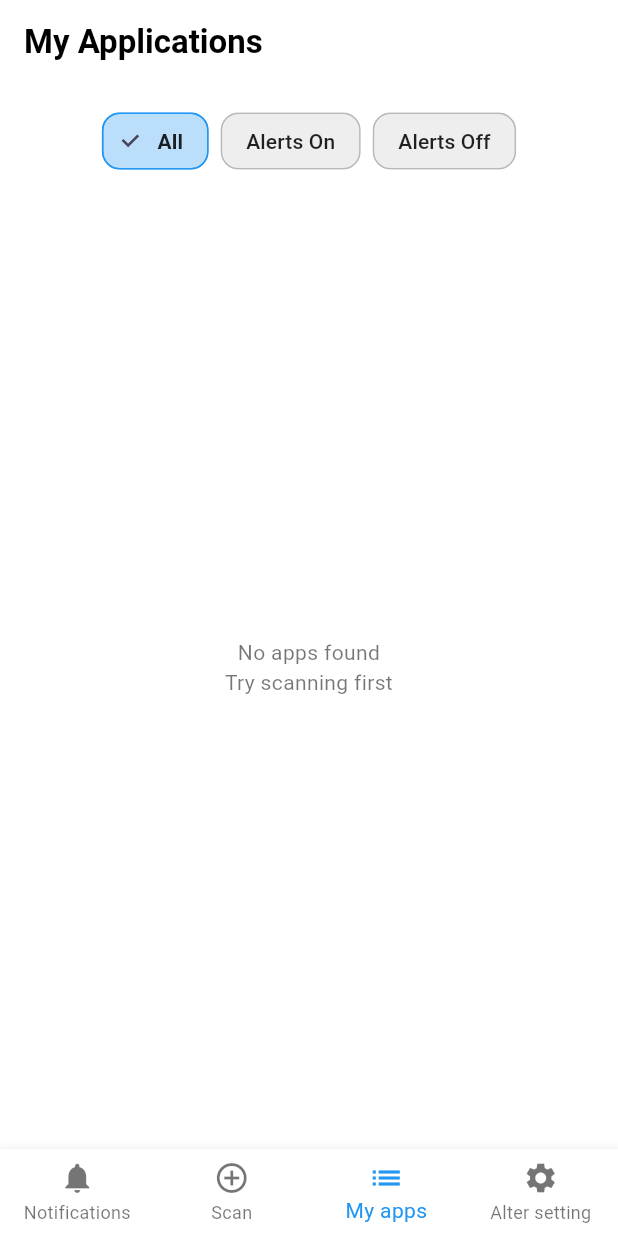
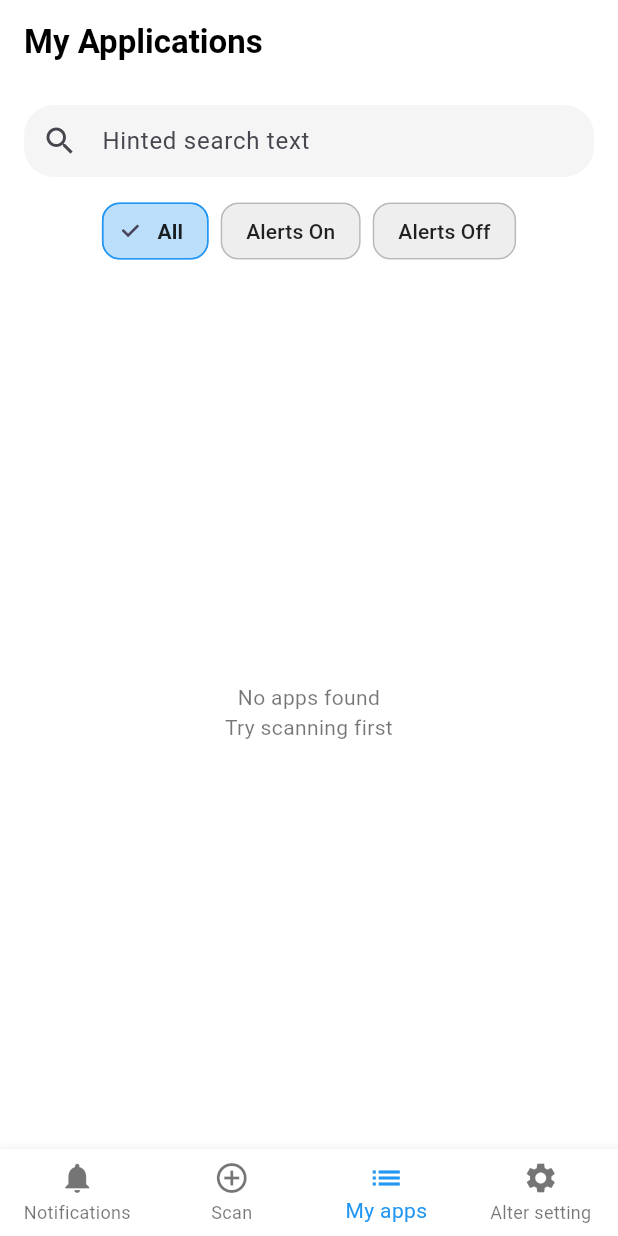
Before and after one commit to Pawapob/CyberCare-App, a Flutter app: the screen it shows after launch, item 3 of the bottom bar chosen, on a phone screen of 412 x 824 dp. Run offline on Flutter 3.47's test engine with Material 3 defaults, Android fonts, the light colour scheme and no system bars; our stand-ins replace shared_preferences; missing offline and left inert: device_apps.

Commit message:
Myapps เสร็จ

```diff
--- a/lib/pages/myapps_page.dart
+++ b/lib/pages/myapps_page.dart
@@ -3,6 +3,38 @@ import 'dart:typed_data';
 import 'package:flutter/material.dart';
 import 'package:shared_preferences/shared_preferences.dart';
 import 'package:http/http.dart' as http;
+import 'package:provider/provider.dart';
+import '../language_provider.dart';
+
+// ===================== Localized Strings =====================
+Map<String, Map<String, String>> myAppsStrings = {
+  "en": {
+    "title": "My Applications",
+    "searchHint": "Hinted search text",
+    "all": "All",
+    "alertsOn": "Alerts On",
+    "alertsOff": "Alerts Off",
+    "openAll": "Open All",
+    "closeAll": "Close All",
+    "noApps": "No apps found\nTry scanning first",
+    "installedDaysAgo": "Installed {days} days ago",
+    "installedToday": "Installed today",
+    "installedYesterday": "Installed yesterday",
+  },
+  "th": {
+    "title": "แอปของฉัน",
+    "searchHint": "ค้นหาแอป...",
+    "all": "ทั้งหมด",
+    "alertsOn": "เปิดแจ้งเตือน",
+    "alertsOff": "ปิดแจ้งเตือน",
+    "openAll": "เปิดทั้งหมด",
+    "closeAll": "ปิดทั้งหมด",
+    "noApps": "ไม่พบแอป\nโปรดลองสแกนก่อน",
+    "installedDaysAgo": "ติดตั้งเมื่อ {days} วันที่แล้ว",
+    "installedToday": "ติดตั้งวันนี้",
+    "installedYesterday": "ติดตั้งเมื่อวานนี้",
+  }
+};
 
 // ====== ENUM ======
 enum AlertStatus { on, off }
@@ -21,6 +53,16 @@ class AppItem {
     required this.alertStatus,
     this.icon,
   });
+
+  AppItem copyWith({AlertStatus? alertStatus}) {
+    return AppItem(
+      id: id,
+      name: name,
+      installedAt: installedAt,
+      alertStatus: alertStatus ?? this.alertStatus,
+      icon: icon,
+    );
+  }
 }
 
 enum _MyAppsTab { all, alertOn, alertOff }
@@ -35,6 +77,7 @@ class MyAppsPage extends StatefulWidget {
 class _MyAppsPageState extends State<MyAppsPage> {
   List<AppItem> apps = [];
   _MyAppsTab _tab = _MyAppsTab.all;
+  String searchQuery = "";
 
   @override
   void initState() {
@@ -63,14 +106,27 @@ class _MyAppsPageState extends State<MyAppsPage> {
   }
 
   List<AppItem> byTab() {
+    List<AppItem> filtered = [];
     switch (_tab) {
       case _MyAppsTab.alertOn:
-        return apps.where((a) => a.alertStatus == AlertStatus.on).toList();
+        filtered = apps.where((a) => a.alertStatus == AlertStatus.on).toList();
+        break;
       case _MyAppsTab.alertOff:
-        return apps.where((a) => a.alertStatus == AlertStatus.off).toList();
+        filtered = apps.where((a) => a.alertStatus == AlertStatus.off).toList();
+        break;
       default:
-        return apps;
+        filtered = apps;
     }
+
+    if (searchQuery.isNotEmpty) {
+      filtered = filtered
+          .where((a) =>
+      a.name.toLowerCase().contains(searchQuery.toLowerCase()) ||
+          a.id.toLowerCase().contains(searchQuery.toLowerCase()))
+          .toList();
+    }
+
+    return filtered;
   }
 
   // ✅ อัปเดตสถานะใน backend
@@ -104,35 +160,77 @@ class _MyAppsPageState extends State<MyAppsPage> {
 
     setState(() {
       final i = apps.indexWhere((e) => e.id == app.id);
-      if (i != -1) {
-        apps[i] = AppItem(
-          id: app.id,
-          name: app.name,
-          installedAt: app.installedAt,
-          alertStatus: newStatus,
-          icon: app.icon,
-        );
-      }
+      if (i != -1) apps[i] = apps[i].copyWith(alertStatus: newStatus);
     });
 
     await updateAlertStatus(app.id, newStatus == AlertStatus.on ? "on" : "off");
   }
 
+  // ✅ Multi toggle สำหรับ “Open All” / “Close All”
+  Future<void> toggleAll(bool turnOn) async {
+    final items = byTab();
+    for (final app in items) {
+      final newStatus = turnOn ? AlertStatus.on : AlertStatus.off;
+      await updateAlertStatus(app.id, turnOn ? "on" : "off");
+      setState(() {
+        final i = apps.indexWhere((e) => e.id == app.id);
+        if (i != -1) apps[i] = apps[i].copyWith(alertStatus: newStatus);
+      });
+    }
+  }
+
+  // 🔹 Helper: คำแปลข้อความ "Installed ... days ago"
+  String installedText(int daysAgo, Map<String, String> text) {
+    if (daysAgo == 0) return text["installedToday"]!;
+    if (daysAgo == 1) return text["installedYesterday"]!;
+    return text["installedDaysAgo"]!.replaceAll("{days}", daysAgo.toString());
+  }
+
   @override
   Widget build(BuildContext context) {
+    final lang = Provider.of<LanguageProvider>(context).lang;
+    final text = myAppsStrings[lang]!;
     final items = byTab();
+
+    final showBulkButtons =
+        _tab == _MyAppsTab.alertOn || _tab == _MyAppsTab.alertOff;
 
     return Scaffold(
       backgroundColor: Colors.white,
       appBar: AppBar(
-        title: const Text('My Applications',
-            style: TextStyle(fontWeight: FontWeight.w600)),
+        title: Text(
+          text["title"]!,
+          style: const TextStyle(fontWeight: FontWeight.w600),
+        ),
         backgroundColor: Colors.white,
         foregroundColor: Colors.black,
       ),
       body: Column(
         children: [
           const SizedBox(height: 8),
+
+          // 🔍 Search Box
+          Padding(
+            padding: const EdgeInsets.symmetric(horizontal: 16, vertical: 6),
+            child: TextField(
+              decoration: InputDecoration(
+                hintText: text["searchHint"]!,
+                prefixIcon: const Icon(Icons.search),
+                filled: true,
+                fillColor: Colors.grey.shade100,
+                contentPadding:
+                const EdgeInsets.symmetric(vertical: 10, horizontal: 16),
+                border: OutlineInputBorder(
+                  borderRadius: BorderRadius.circular(20),
+                  borderSide: BorderSide.none,
+                ),
+              ),
+              onChanged: (val) {
+                setState(() => searchQuery = val);
+              },
+            ),
+          ),
+
           // Filter Chips
           Padding(
             padding: const EdgeInsets.symmetric(horizontal: 16, vertical: 6),
@@ -140,19 +238,19 @@ class _MyAppsPageState extends State<MyAppsPage> {
               mainAxisAlignment: MainAxisAlignment.center,
               children: [
                 _FilterChip(
-                  label: 'All',
+                  label: text["all"]!,
                   selected: _tab == _MyAppsTab.all,
                   onTap: () => setState(() => _tab = _MyAppsTab.all),
                 ),
                 const SizedBox(width: 8),
                 _FilterChip(
-                  label: 'Alerts On',
+                  label: text["alertsOn"]!,
                   selected: _tab == _MyAppsTab.alertOn,
                   onTap: () => setState(() => _tab = _MyAppsTab.alertOn),
                 ),
                 const SizedBox(width: 8),
                 _FilterChip(
-                  label: 'Alerts Off',
+                  label: text["alertsOff"]!,
                   selected: _tab == _MyAppsTab.alertOff,
                   onTap: () => setState(() => _tab = _MyAppsTab.alertOff),
                 ),
@@ -160,13 +258,14 @@ class _MyAppsPageState extends State<MyAppsPage> {
             ),
           ),
 
+          // Apps List
           Expanded(
             child: apps.isEmpty
-                ? const Center(
+                ? Center(
               child: Text(
-                "No apps found\nTry scanning first",
+                text["noApps"]!,
                 textAlign: TextAlign.center,
-                style: TextStyle(color: Colors.black54),
+                style: const TextStyle(color: Colors.black54),
               ),
             )
                 : ListView.separated(
@@ -183,12 +282,16 @@ class _MyAppsPageState extends State<MyAppsPage> {
                       ? Image.memory(base64Decode(app.icon!),
                       width: 40, height: 40)
                       : const Icon(Icons.android, color: Colors.green),
-                  title: Text(app.name,
-                      style: const TextStyle(
-                          fontWeight: FontWeight.w500, fontSize: 15)),
-                  subtitle: Text('Installed $daysAgo days ago',
-                      style: const TextStyle(
-                          fontSize: 12, color: Colors.black45)),
+                  title: Text(
+                    app.name,
+                    style: const TextStyle(
+                        fontWeight: FontWeight.w500, fontSize: 15),
+                  ),
+                  subtitle: Text(
+                    installedText(daysAgo, text),
+                    style: const TextStyle(
+                        fontSize: 12, color: Colors.black45),
+                  ),
                   trailing: Switch(
                     value: app.alertStatus == AlertStatus.on,
                     onChanged: (_) => toggle(app),
@@ -201,12 +304,61 @@ class _MyAppsPageState extends State<MyAppsPage> {
               },
             ),
           ),
+
+          // ✅ ปุ่ม Open All / Close All
+          if (showBulkButtons)
+            SafeArea(
+              child: Padding(
+                padding:
+                const EdgeInsets.symmetric(horizontal: 16, vertical: 12),
+                child: Row(
+                  children: [
+                    if (_tab == _MyAppsTab.alertOn)
+                      Expanded(
+                        child: OutlinedButton(
+                          onPressed: () => toggleAll(false),
+                          style: OutlinedButton.styleFrom(
+                            foregroundColor: Colors.blue,
+                            side: const BorderSide(color: Colors.blue),
+                            shape: RoundedRectangleBorder(
+                              borderRadius: BorderRadius.circular(14),
+                            ),
+                            padding:
+                            const EdgeInsets.symmetric(vertical: 14),
+                          ),
+                          child: Text(text["closeAll"]!),
+                        ),
+                      ),
+                    if (_tab == _MyAppsTab.alertOn &&
+                        _tab == _MyAppsTab.alertOff)
+                      const SizedBox(width: 12),
+                    if (_tab == _MyAppsTab.alertOff)
+                      Expanded(
+                        child: FilledButton(
+                          onPressed: () => toggleAll(true),
+                          style: FilledButton.styleFrom(
+                            backgroundColor: Colors.blue,
+                            foregroundColor: Colors.white,
+                            shape: RoundedRectangleBorder(
+                              borderRadius: BorderRadius.circular(14),
+                            ),
+                            padding:
+                            const EdgeInsets.symmetric(vertical: 14),
+                          ),
+                          child: Text(text["openAll"]!),
+                        ),
+                      ),
+                  ],
+                ),
+              ),
+            ),
         ],
       ),
     );
   }
 }
 
+// ===================== Filter Chip Widget =====================
 class _FilterChip extends StatelessWidget {
   final String label;
   final bool selected;
```
